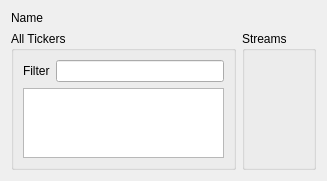
Before: the Qt Designer form src/widgets/connection_widget.ui in biddisco/lxqt-build-tools, drawn with Qt 5.
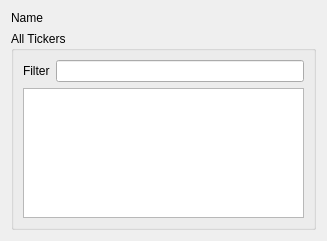
After: the same form once the commit is applied.

Commit message:
Redesign ticker subscription interface/API
Asynchronous loading of networks and subscription information causes
ordering of gui creation to be a problem. Use a model/view design for a
ticker subscription tree to simplify the gui and move the setting of
checked items and subscription into the gui create function instead of
using a separate on in the gui mainwidow startup.

Still some wrinkles with unsubscribing/resubscribing that need to be
cleared up and the layout of saved window states need to be fixed as the
loading of setting and creating of gui controls is now not well ordered.

What changed in the file:
```diff
--- a/src/widgets/connection_widget.ui
+++ b/src/widgets/connection_widget.ui
@@ -7,7 +7,7 @@
     <x>0</x>
     <y>0</y>
     <width>327</width>
-    <height>175</height>
+    <height>241</height>
    </rect>
   </property>
   <property name="sizePolicy">
@@ -56,31 +56,27 @@
          </layout>
         </item>
         <item>
-         <widget class="QListView" name="tickers_list">
+         <widget class="QTreeView" name="tickers_list">
           <property name="sizePolicy">
-           <sizepolicy hsizetype="Preferred" vsizetype="Expanding">
+           <sizepolicy hsizetype="Preferred" vsizetype="Preferred">
             <horstretch>0</horstretch>
             <verstretch>0</verstretch>
            </sizepolicy>
           </property>
+          <property name="minimumSize">
+           <size>
+            <width>128</width>
+            <height>0</height>
+           </size>
+          </property>
+          <attribute name="headerVisible">
+           <bool>false</bool>
+          </attribute>
          </widget>
         </item>
        </layout>
       </widget>
      </item>
-     <item>
-      <widget class="QGroupBox" name="stream_box">
-       <property name="sizePolicy">
-        <sizepolicy hsizetype="Preferred" vsizetype="Preferred">
-         <horstretch>0</horstretch>
-         <verstretch>0</verstretch>
-        </sizepolicy>
-       </property>
-       <property name="title">
-        <string>Streams</string>
-       </property>
-      </widget>
-     </item>
     </layout>
    </item>
   </layout>
```
Left out of the diff: 6 changed lines with no effect on the pictures. The commit also changes 12 other files.
